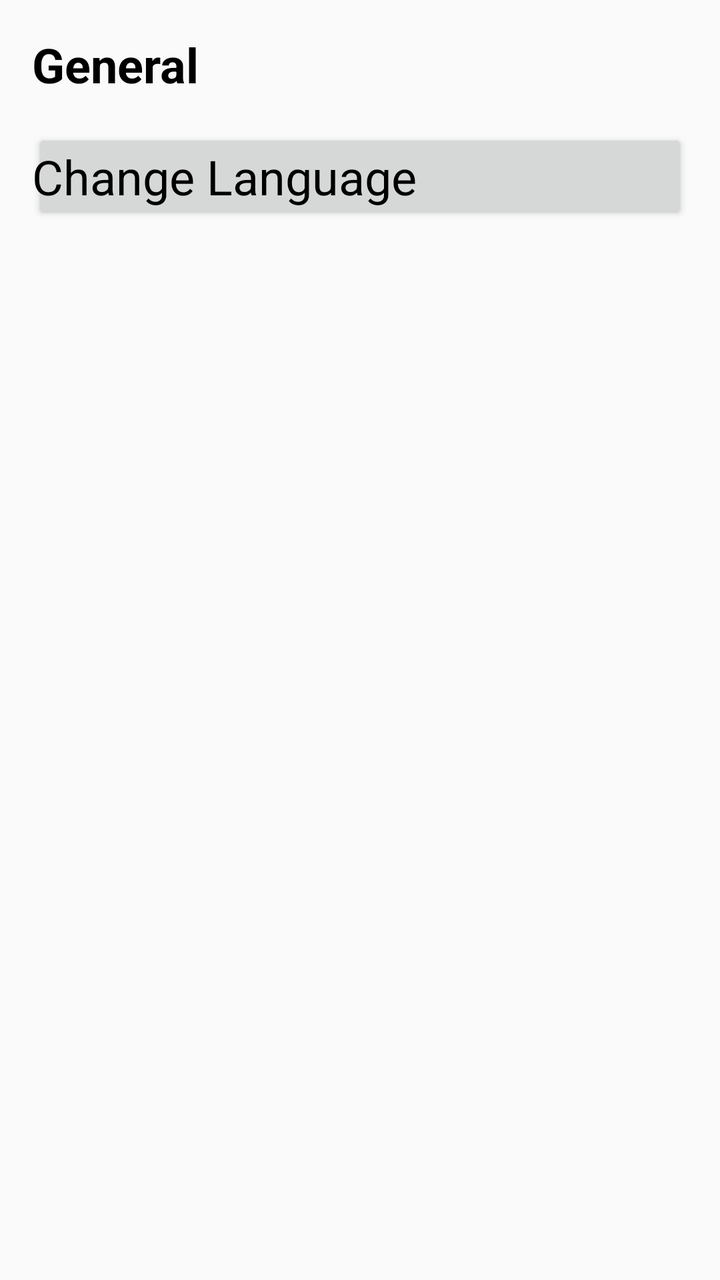
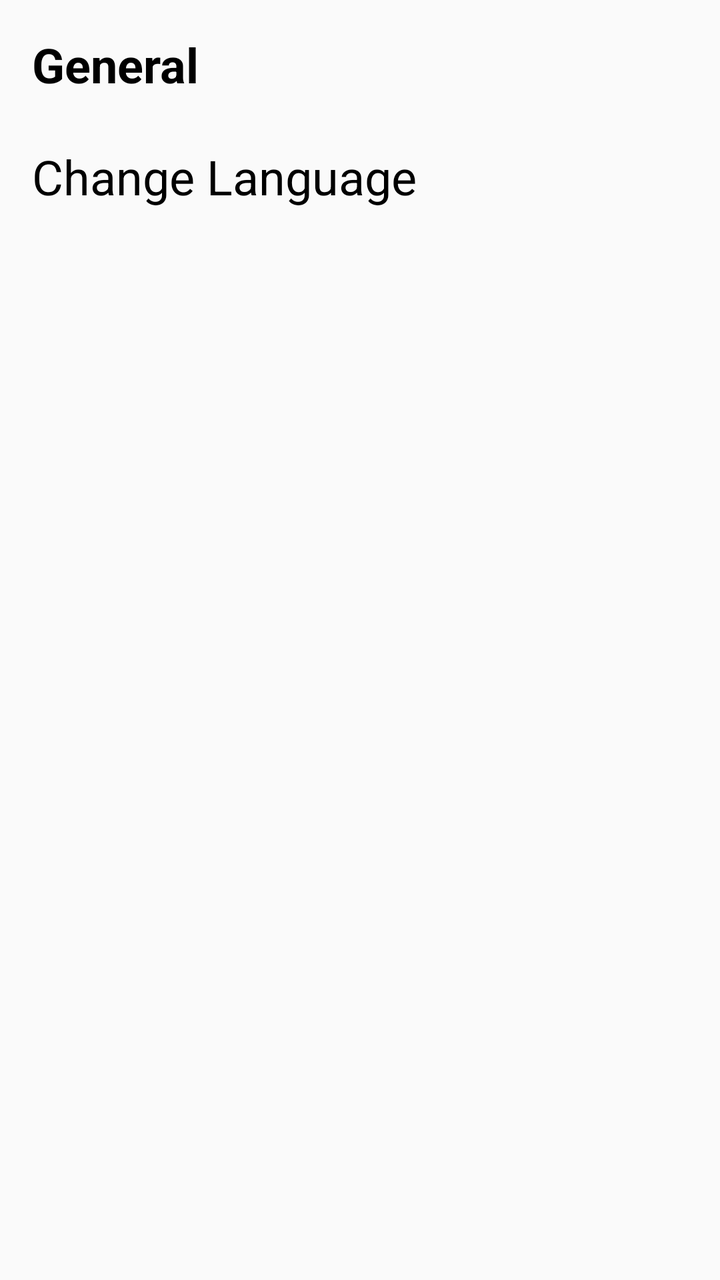

Two renders of the same Android screen: before a commit and after it. Below are the layout's source before the change and the commit's diff.
<!-- AndroidManifest.xml: application theme Theme.PlainContainers -->
<!-- res/layout/fragment_settings.xml -->
<?xml version="1.0" encoding="utf-8"?>
<ScrollView xmlns:android="http://schemas.android.com/apk/res/android"
    android:layout_width="match_parent"
    android:layout_height="match_parent"
    android:padding="@dimen/viewPadding">

    <LinearLayout
        android:layout_width="match_parent"
        android:layout_height="wrap_content"
        android:orientation="vertical"
        android:showDividers="middle"
        android:divider="@drawable/empty_divider">

        <TextView
            android:layout_width="match_parent"
            android:layout_height="wrap_content"
            android:text="@string/settings_general_title"
            android:textAppearance="@style/Widget.PlainContainers.Text.Title.Bold"
        />

        <Button
            android:id="@+id/btnSettingsLanguage"
            android:layout_width="match_parent"
            android:layout_height="wrap_content"
            android:text="@string/settings_general_language"
            android:textAppearance="@style/Widget.PlainContainers.Text.Button"
            android:gravity="start|center"
            android:padding="0dp"
        />
    </LinearLayout>

</ScrollView>
<!-- resources referenced by this layout -->
<resources>
  <dimen name="viewPadding">16dp</dimen>
  <!-- drawable empty_divider (drawable) -->
  <?xml version="1.0" encoding="utf-8"?>
  <shape xmlns:android="http://schemas.android.com/apk/res/android">
      <size
          android:width="0dp"
          android:height="@dimen/emptyDividerHeight" />
  </shape>
  <string name="settings_general_language">Change Language</string>
  <string name="settings_general_title">General</string>
  <style name="Widget.PlainContainers.Text.Button" parent="Theme.PlainContainers">
          <item name="android:textSize">@dimen/fontSizeBtnLarge</item>
          <item name="android:textColor">@color/textColorButton</item>
          <item name="textAllCaps">false</item>
      </style>
  <style name="Widget.PlainContainers.Text.Title.Bold" parent="Widget.PlainContainers.Text.Title">
          <item name="android:textStyle">bold</item>
      </style>
  <style name="Theme.PlainContainers" parent="Theme.AppCompat.Light.NoActionBar">
          <item name="android:windowTranslucentStatus">true</item>
      </style>
  <dimen name="emptyDividerHeight">16dp</dimen>
  <dimen name="fontSizeBtnLarge">24sp</dimen>
  <color name="textColorButton">@color/black</color>
  <style name="Widget.PlainContainers.Text.Title" parent="Theme.PlainContainers">
          <item name="android:textSize">@dimen/fontSizeTitle</item>
          <item name="android:textColor">@color/textColorTitle</item>
      </style>
  <color name="black">#FF000000</color>
  <dimen name="fontSizeTitle">24sp</dimen>
  <color name="textColorTitle">@color/black</color>
</resources>

<!-- the commit's change to res/layout/fragment_settings.xml (unified diff, before → after) -->
@@ -22,6 +22,7 @@
             android:id="@+id/btnSettingsLanguage"
             android:layout_width="match_parent"
             android:layout_height="wrap_content"
+            android:background="@color/button_background_default"
             android:text="@string/settings_general_language"
             android:textAppearance="@style/Widget.PlainContainers.Text.Button"
             android:gravity="start|center"
